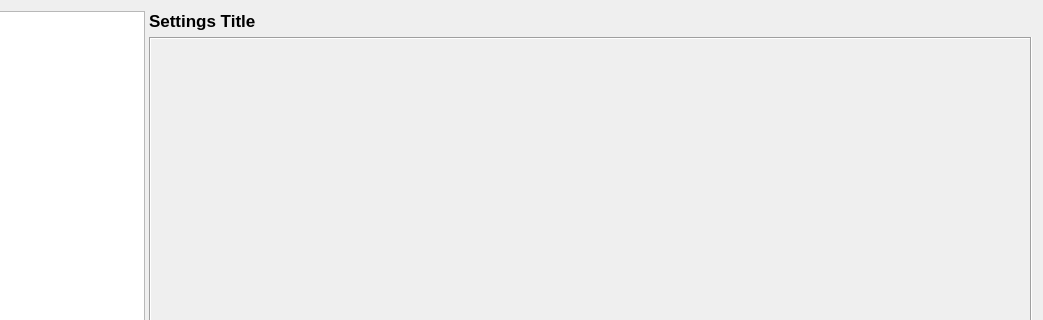
Old version of the form DownloaderForReddit/GUI_Resources/settings/SettingsDialog.ui in the repository MalloyDelacroix/DownloaderForReddit; both pictures show x 126 to 1169 and y 0 to 320 of the 1169 by 820 pixel window.
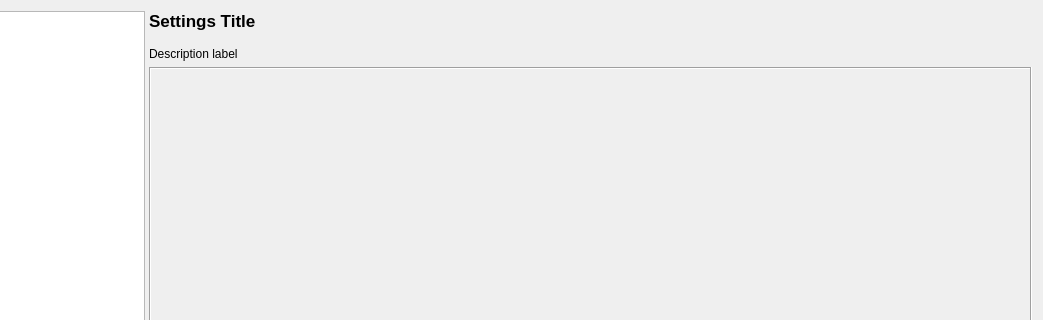
New version of the form. Icons and pictures are not drawn.

Commit message: Add description label to settings

```diff
--- a/DownloaderForReddit/GUI_Resources/settings/SettingsDialog.ui
+++ b/DownloaderForReddit/GUI_Resources/settings/SettingsDialog.ui
@@ -17,7 +17,7 @@
    <iconset>
     <normaloff>../../../Resources/Images/settings_single_gear.png</normaloff>../../../Resources/Images/settings_single_gear.png</iconset>
   </property>
-  <layout class="QVBoxLayout" name="verticalLayout_2">
+  <layout class="QVBoxLayout" name="verticalLayout_3">
    <item>
     <widget class="QSplitter" name="splitter">
      <property name="orientation">
@@ -37,8 +37,13 @@
        </size>
       </property>
      </widget>
-     <widget class="QWidget" name="layoutWidget">
+     <widget class="QWidget" name="">
+      <layout class="QVBoxLayout" name="verticalLayout_2">
+       <item>
       <layout class="QVBoxLayout" name="verticalLayout">
+         <property name="spacing">
+          <number>16</number>
+         </property>
        <item>
         <widget class="QLabel" name="title_label">
          <property name="font">
@@ -52,6 +57,21 @@
           <string>Settings Title</string>
          </property>
         </widget>
+         </item>
+         <item>
+          <widget class="QLabel" name="description_label">
+           <property name="text">
+            <string>Description label</string>
+           </property>
+           <property name="wordWrap">
+            <bool>true</bool>
+           </property>
+           <property name="openExternalLinks">
+            <bool>true</bool>
+           </property>
+          </widget>
+         </item>
+        </layout>
        </item>
        <item>
         <widget class="QFrame" name="frame">
```
Lines whose indentation alone changed are shown as unchanged. The commit also changes 6 other files.
